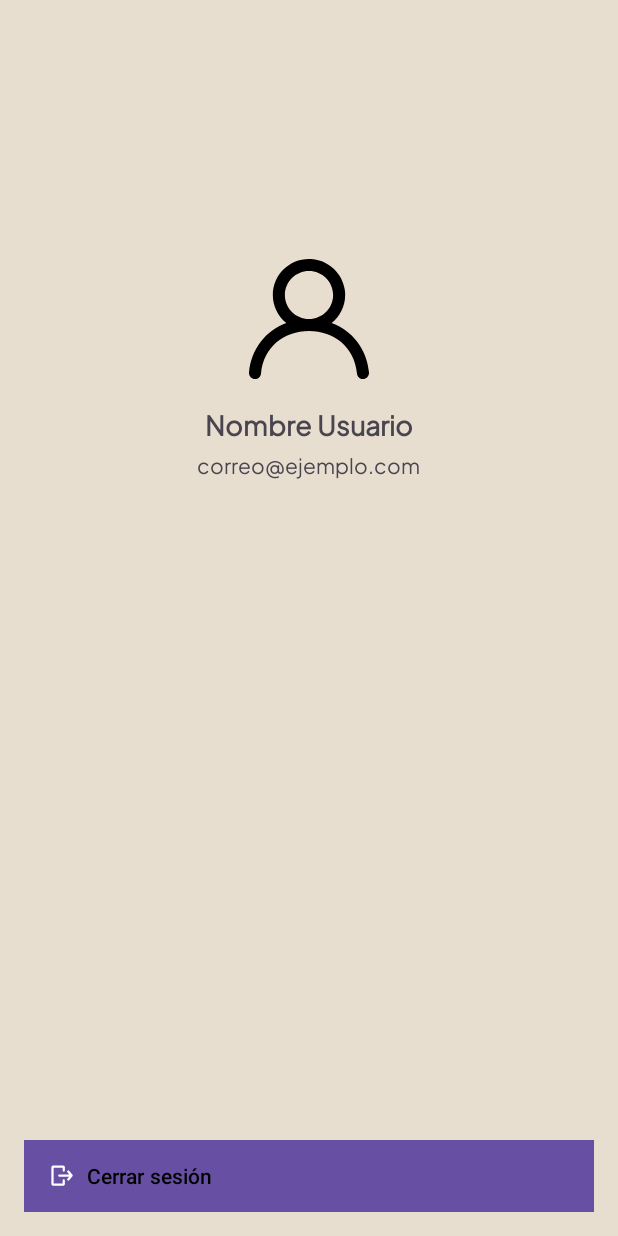
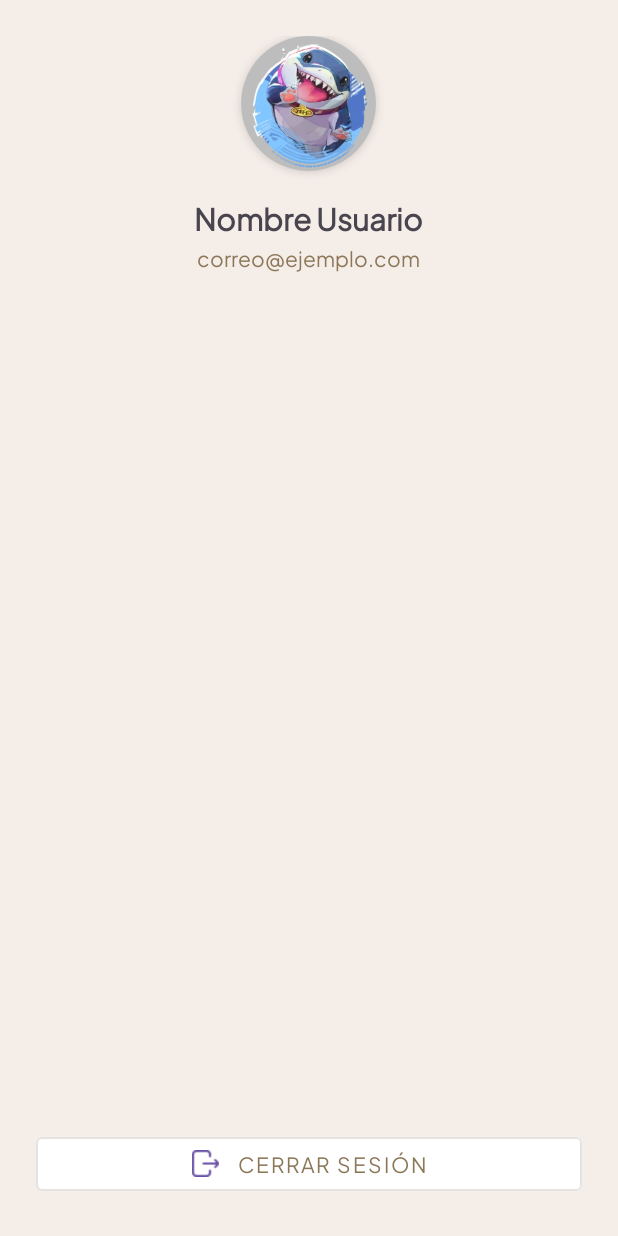
Before and after one commit to Estefano2344/LasHuequitasApp, an Android app: the layout nav_header.xml on its own in the app's theme, with its tools: preview values and no code run, on a phone screen of 412 x 824 dp. Run offline under Robolectric (Android 15) with nearby library versions, the phone set to English and light mode, and no system bars.

Commit message:
update Barra lateral

```diff
--- /dev/null
+++ b/app/src/main/res/drawable/bg_nav_header_gradient.xml
@@ -0,0 +1,5 @@
+<gradient xmlns:android="http://schemas.android.com/apk/res/android"
+    android:type="linear"
+    android:angle="135"
+    android:startColor="#FFF3E0"
+    android:endColor="#FFE0B2"/>
--- a/app/src/main/res/layout/activity_home.xml
+++ b/app/src/main/res/layout/activity_home.xml
@@ -68,6 +68,7 @@
             android:layout_marginTop="20dp"
             android:layout_marginStart="16dp"
             android:layout_marginEnd="16dp"
+
             app:boxBackgroundMode="filled"
             app:boxCornerRadiusTopStart="24dp"
             app:boxCornerRadiusTopEnd="24dp"
@@ -238,12 +239,15 @@
                     android:layout_width="160dp"
                     android:layout_height="wrap_content"
                     android:orientation="vertical">
+
+
                     <ImageView
                         android:layout_width="match_parent"
                         android:layout_height="100dp"
-                        android:background="@drawable/restaurante2"
+                        android:background="@drawable/restaurante3"
                         android:scaleType="centerCrop"
                         android:src="@drawable/restaurante3" />
+
 
                     <TextView
                         android:layout_width="match_parent"
@@ -287,12 +291,7 @@
                     </LinearLayout>
                 </LinearLayout>
 
-                <ImageView
-                    android:layout_width="match_parent"
-                    android:layout_height="100dp"
-                    android:background="@drawable/restaurante3"
-                    android:scaleType="centerCrop"
-                    android:src="@drawable/restaurante3" />
+
             </LinearLayout>
         </HorizontalScrollView>
 
@@ -516,9 +515,10 @@
     </androidx.constraintlayout.widget.ConstraintLayout>
 
     <com.google.android.material.navigation.NavigationView
-        android:id="@+id/navigationView"
+        android:id="@+id/nav_view"
         android:layout_width="wrap_content"
         android:layout_height="match_parent"
+        android:background="@color/lateral_frame"
         android:layout_gravity="start"
         app:headerLayout="@layout/nav_header"
         app:menu="@menu/empty_menu"/>
--- a/app/src/main/res/layout/nav_header.xml
+++ b/app/src/main/res/layout/nav_header.xml
@@ -1,26 +1,29 @@
+<?xml version="1.0" encoding="utf-8"?>
 <LinearLayout
     xmlns:android="http://schemas.android.com/apk/res/android"
     xmlns:app="http://schemas.android.com/apk/res-auto"
     android:layout_width="match_parent"
     android:layout_height="match_parent"
+    android:minHeight="900dp"
     android:orientation="vertical"
-    android:background="@color/orange_ratingRestaurantTransparent"
-    android:padding="16dp"
-    android:gravity="center_horizontal">
+    android:padding="24dp"
+    android:gravity="center_horizontal"
+    android:background="@color/lateral_frame">
 
-    <!-- Espacio arriba para bajar el contenido -->
-    <View
-        android:layout_width="match_parent"
-        android:layout_height="0dp"
-        android:layout_weight="0.4"/>
-
-    <ImageView
-        android:id="@+id/userImage"
-        android:layout_width="80dp"
-        android:layout_height="80dp"
-        android:src="@drawable/perfil"
-        android:scaleType="centerCrop"
-        android:layout_marginBottom="16dp"/>
+    <androidx.cardview.widget.CardView
+        android:layout_width="90dp"
+        android:layout_height="90dp"
+        android:layout_marginBottom="16dp"
+        app:cardCornerRadius="45dp"
+        app:cardElevation="4dp">
+        <ImageView
+            android:id="@+id/userImage"
+            android:layout_width="match_parent"
+            android:layout_height="match_parent"
+            android:background="#BDBDBD"
+            android:scaleType="centerCrop"
+            android:src="@drawable/perfilexam"/>
+    </androidx.cardview.widget.CardView>
 
     <TextView
         android:id="@+id/userName"
@@ -28,9 +31,9 @@
         android:layout_height="wrap_content"
         android:text="@string/nombre_usuario"
         android:textStyle="bold"
-        android:textSize="18sp"
+        android:textSize="20sp"
         android:fontFamily="@font/plus_jakarta_sans"
-        android:layout_marginBottom="4dp"/>
+        android:layout_marginBottom="2dp"/>
 
     <TextView
         android:id="@+id/userEmail"
@@ -38,26 +41,26 @@
         android:layout_height="wrap_content"
         android:text="@string/correo_ejemplo_com"
         android:textSize="14sp"
+        android:textColor="@color/brown_reviewsDescription_textIcons_profileDetails"
         android:fontFamily="@font/plus_jakarta_sans"
-        android:layout_marginBottom="24dp"/>
+        android:layout_marginBottom="32dp"/>
 
     <View
         android:layout_width="match_parent"
         android:layout_height="0dp"
-        android:layout_weight="1"/>
+        android:layout_weight="1" />
 
-    <Button
+    <com.google.android.material.button.MaterialButton
         android:id="@+id/btnCerrarSesion"
+        style="@style/Widget.MaterialComponents.Button.OutlinedButton"
         android:layout_width="match_parent"
         android:layout_height="48dp"
-        android:layout_marginTop="24dp"
-        android:background="@color/white"
-        android:backgroundTint="@color/white"
-        android:drawablePadding="12dp"
-        android:gravity="center_vertical|start"
-        android:paddingStart="16dp"
+        android:layout_marginTop="16dp"
+        android:backgroundTint="#FFFFFF"
+        app:icon="@drawable/exit"
+        android:fontFamily="@font/plus_jakarta_sans"
+        app:iconGravity="textStart"
+        app:iconPadding="12dp"
         android:text="@string/cerrar_sesi_n"
-        android:textColor="@color/black"
-        android:textColorLink="@color/barra_sup_inf"
-        app:icon="@drawable/cerrarsesion" />
+        android:textColor="@color/brown_reviewsDescription_textIcons_profileDetails" />
 </LinearLayout>
--- a/app/src/main/res/values/colors.xml
+++ b/app/src/main/res/values/colors.xml
@@ -9,5 +9,6 @@
     <color name="brown_icons">#82696B</color>
     <color name="orange_ratingRestaurantTransparent">#E8DECF</color>
     <color name="fill_buttons">#F2EDE8</color>
+    <color name="lateral_frame">#F5EDE8</color>
 
 </resources>
```
Also changed, not shown: app/src/main/res/drawable/exit.png (added), app/src/main/res/drawable/perfilexam.png (added).
